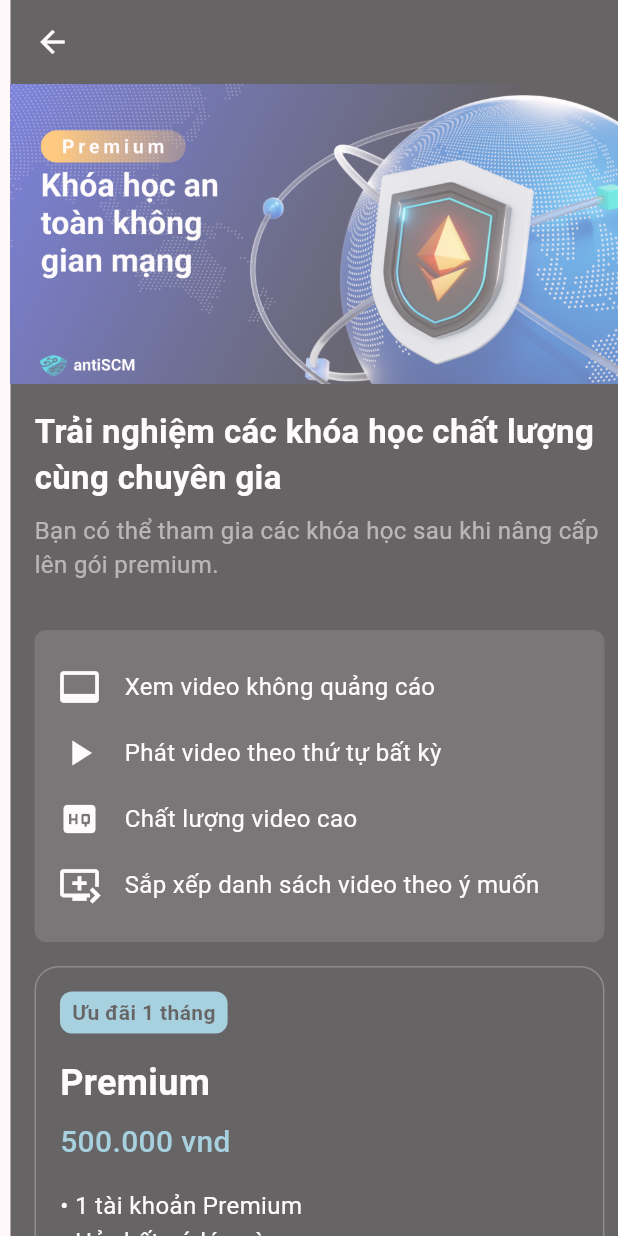
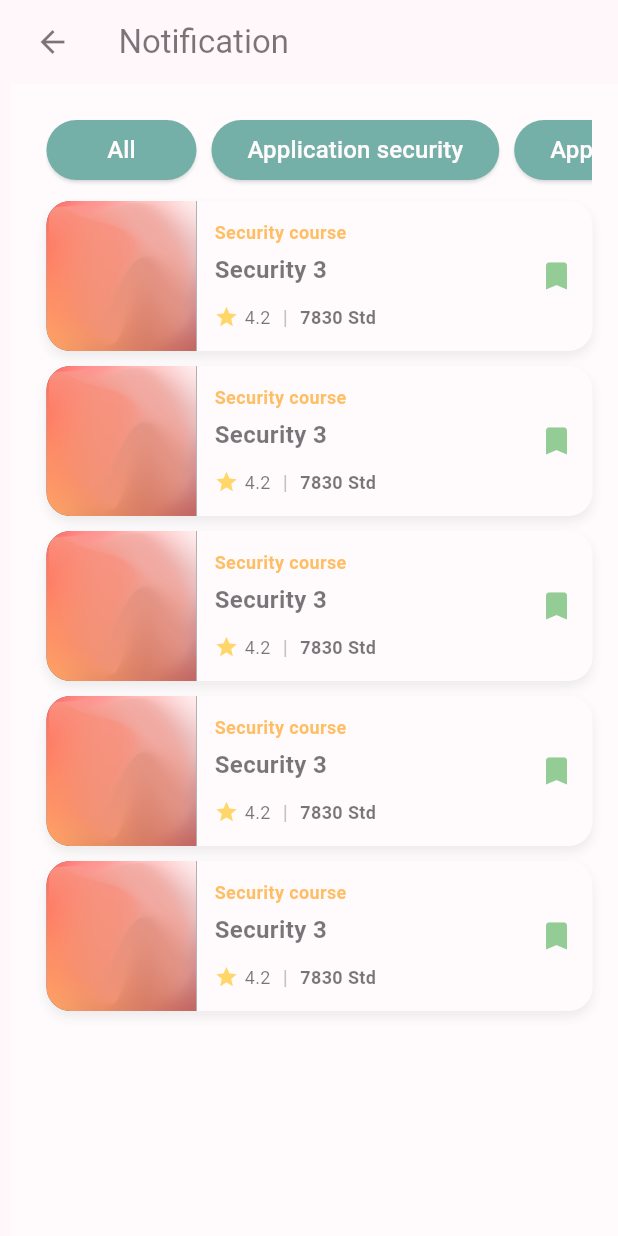
Before and after one commit to Bentanik/exe02_fe_mobile, a Flutter app: the screen it shows after launch, after a tap on "Personal Information", on a phone screen of 412 x 824 dp. Run offline on Flutter 3.47's test engine with Material 3 defaults, Android fonts, the light colour scheme and no system bars; our stand-ins replace expandable, flutter_svg, font_awesome_flutter.

Commit message:
finished book mark

```diff
--- /dev/null
+++ b/lib/presentation/intro/pages/books_mark.dart
@@ -0,0 +1,97 @@
+import 'package:exe02_fe_mobile/common/helpers/routes.dart';
+import 'package:exe02_fe_mobile/common/widget/button.dart';
+import 'package:exe02_fe_mobile/common/widget/notification_card.dart';
+import 'package:exe02_fe_mobile/common/widget/search_course_card.dart';
+import 'package:exe02_fe_mobile/core/configs/assets/app_images.dart';
+import 'package:exe02_fe_mobile/presentation/intro/pages/success.dart';
+import 'package:flutter/material.dart';
+import 'package:font_awesome_flutter/font_awesome_flutter.dart';
+
+class BooksMark extends StatelessWidget {
+  const BooksMark({Key? key}) : super(key: key);
+
+  @override
+  Widget build(BuildContext context) {
+    return Scaffold(
+      appBar: AppBar(title: const Text('Notification')),
+      backgroundColor: Colors.white,
+      body: SafeArea(
+        child: SingleChildScrollView(
+          child: Padding(
+            padding: const EdgeInsets.symmetric(horizontal: 24.0, vertical: 20),
+            child: Column(
+              crossAxisAlignment: CrossAxisAlignment.start,
+              children: [
+                SingleChildScrollView(
+                  scrollDirection: Axis.horizontal,
+                  child: Row(
+                    children: [
+                      Button(
+                        text: 'All',
+                        onPressed: () => Routes.navigateToPage(context, Success()),
+                        buttonSize: Size(100, 40),
+                        backgroundColor: Color(0xFF167F71),
+                      ),
+                      const SizedBox(width: 10),
+                      Button(
+                        text: 'Application security',
+                        onPressed: () => Routes.navigateToPage(context, Success()),
+                        buttonSize: Size(100, 40),
+                        backgroundColor: Color(0xFF167F71),
+                      ),
+                      const SizedBox(width: 10),
+                      Button(
+                        text: 'Application security',
+                        onPressed: () => Routes.navigateToPage(context, Success()),
+                        buttonSize: Size(100, 40),
+                        backgroundColor: Color(0xFF167F71),
+                      ),
+                      // Thêm các Button khác nếu cần
+                    ],
+                  ),
+                ),
+                SearchCourseCard(
+                  category: 'Security course',
+                  title: 'Security 3',
+                  rating: 4.2,
+                  students: 7830,
+                  isBookmarked: true,
+                  imageUrl: AppImages.bg,
+                ),
+                SearchCourseCard(
+                  category: 'Security course',
+                  title: 'Security 3',
+                  rating: 4.2,
+                  students: 7830,
+                  isBookmarked: true,
+                  imageUrl: AppImages.bg,
+                ),SearchCourseCard(
+                  category: 'Security course',
+                  title: 'Security 3',
+                  rating: 4.2,
+                  students: 7830,
+                  isBookmarked: true,
+                  imageUrl: AppImages.bg,
+                ),SearchCourseCard(
+                  category: 'Security course',
+                  title: 'Security 3',
+                  rating: 4.2,
+                  students: 7830,
+                  isBookmarked: true,
+                  imageUrl: AppImages.bg,
+                ),SearchCourseCard(
+                  category: 'Security course',
+                  title: 'Security 3',
+                  rating: 4.2,
+                  students: 7830,
+                  isBookmarked: true,
+                  imageUrl: AppImages.bg,
+                ),
+              ],
+            ),
+          ),
+        ),
+      ),
+    );
+  }
+}
--- a/lib/presentation/intro/pages/get_started.dart
+++ b/lib/presentation/intro/pages/get_started.dart
@@ -4,6 +4,7 @@ import 'package:exe02_fe_mobile/common/widget/notification_card.dart';
 import 'package:exe02_fe_mobile/common/widget/profile_button.dart';
 import 'package:exe02_fe_mobile/common/widget/search_course_card.dart';
 import 'package:exe02_fe_mobile/core/configs/assets/app_images.dart';
+import 'package:exe02_fe_mobile/presentation/intro/pages/books_mark.dart';
 import 'package:exe02_fe_mobile/presentation/intro/pages/premium_option.dart';
 import 'package:flutter/material.dart';
 import 'package:font_awesome_flutter/font_awesome_flutter.dart';
@@ -24,7 +25,7 @@ class GetStartedPage extends StatelessWidget {
                 child: ListView(
               children: [
                 ProfileButton(
-                  onTap: () => Routes.navigateToPage(context, PremiumOption()),
+                  onTap: () => Routes.navigateToPage(context, BooksMark()),
                   leading: const Icon(FontAwesomeIcons.user,
                       size: 20, color: Colors.black),
                   title: const Text('Personal Information'),
```
